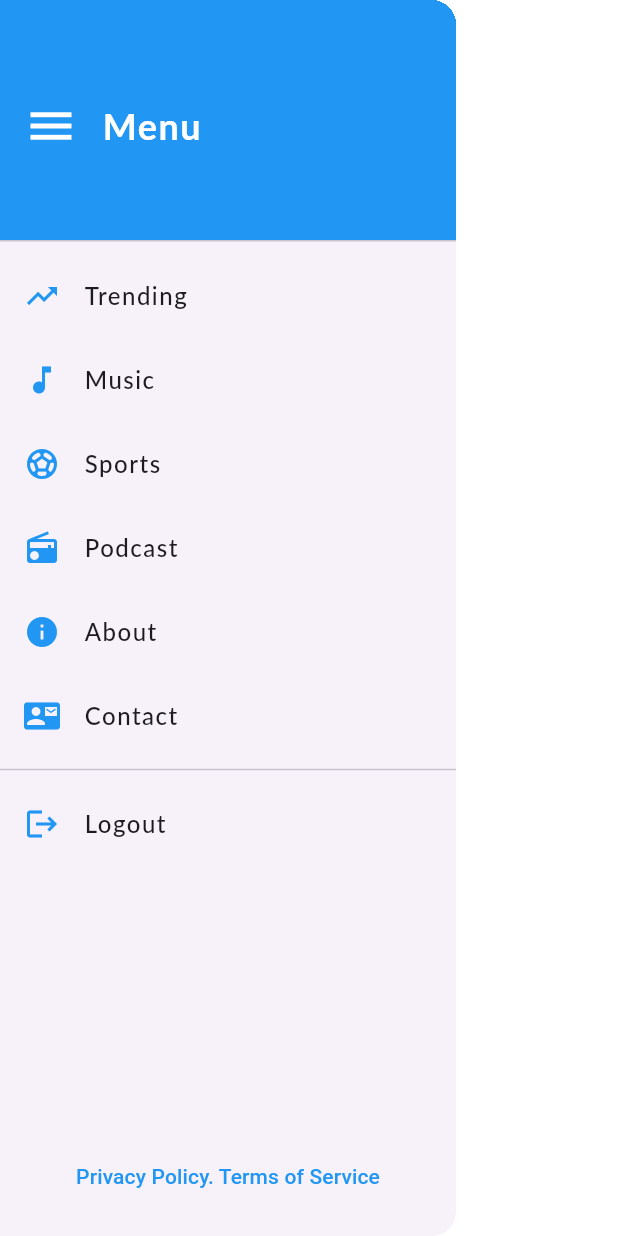
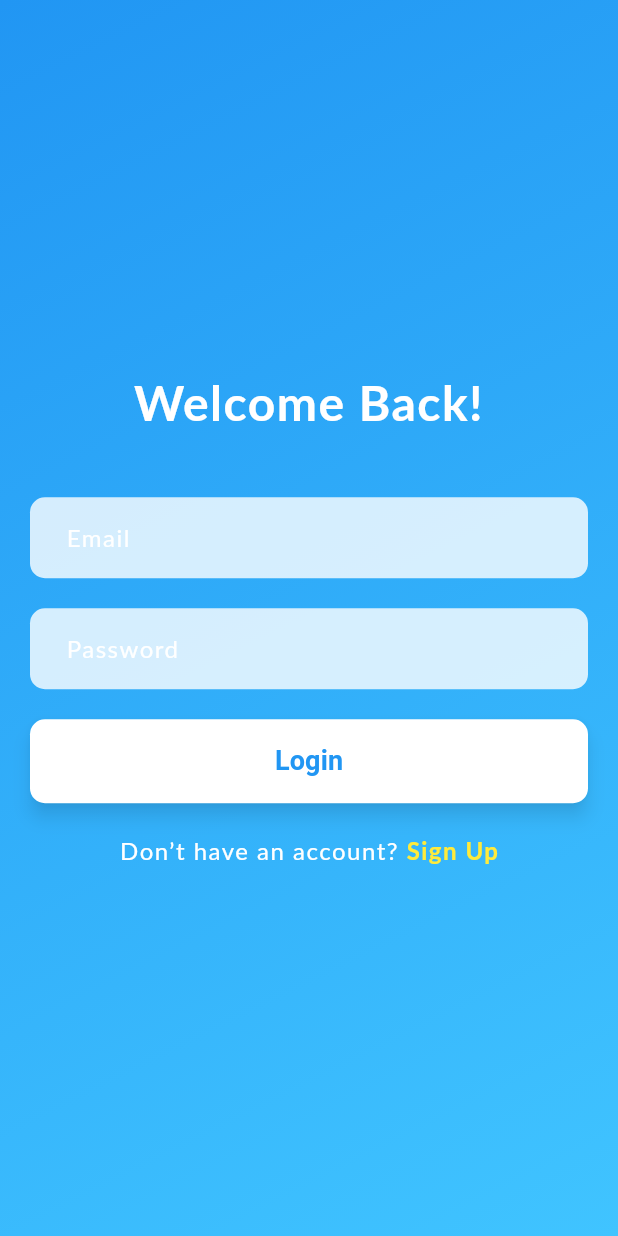
Before and after one commit to RiddickAngiela/my_tube, a Flutter app: the DrawerWithLinks widget shown alone on an empty page, opened directly, after a tap on "Logout", on a phone screen of 412 x 824 dp. Run offline on Flutter 3.47's test engine with Material 3 defaults, Android fonts, the light colour scheme and no system bars; our stand-ins replace carousel_slider, image_picker; Roboto replaces fonts that are missing (Lato).

Commit message:
adding loading theme

```diff
--- /dev/null
+++ b/lib/screens/login_screen.dart
@@ -0,0 +1,182 @@
+import 'package:flutter/material.dart';
+import 'package:my_tube/screens/signup_screen.dart'; // Import your SignupScreen
+import 'package:my_tube/screens/home_screen.dart'; // Import your HomeScreen
+
+class LoginScreen extends StatefulWidget {
+  const LoginScreen({super.key});
+
+  @override
+  // ignore: library_private_types_in_public_api
+  _LoginScreenState createState() => _LoginScreenState();
+}
+
+class _LoginScreenState extends State<LoginScreen> {
+  final _emailController = TextEditingController();
+  final _passwordController = TextEditingController();
+  bool _isLoading = false;
+
+  void _login() async {
+    setState(() {
+      _isLoading = true;
+    });
+
+    // Simulate a network call
+    await Future.delayed(const Duration(seconds: 2));
+
+    // Navigate to the homepage after successful login
+    Navigator.pushReplacement(
+      context,
+      MaterialPageRoute(builder: (context) => const HomeScreen()),
+    );
+  }
+
+  @override
+  Widget build(BuildContext context) {
+    return Scaffold(
+      body: Stack(
+        children: [
+          // Background gradient
+          Container(
+            decoration: const BoxDecoration(
+              gradient: LinearGradient(
+                colors: [Colors.blue, Colors.lightBlueAccent],
+                begin: Alignment.topLeft,
+                end: Alignment.bottomRight,
+              ),
+            ),
+          ),
+          // Main content
+          Center(
+            child: SingleChildScrollView(
+              padding: const EdgeInsets.all(20.0),
+              child: Column(
+                mainAxisAlignment: MainAxisAlignment.center,
+                crossAxisAlignment: CrossAxisAlignment.stretch,
+                children: [
+                  const Text(
+                    'Welcome Back!',
+                    textAlign: TextAlign.center,
+                    style: TextStyle(
+                      fontSize: 32,
+                      color: Colors.white,
+                      fontWeight: FontWeight.bold,
+                    ),
+                  ),
+                  const SizedBox(height: 40),
+                  // Email TextField
+                  TextField(
+                    controller: _emailController,
+                    keyboardType: TextInputType.emailAddress,
+                    style: const TextStyle(
+                        color: Colors.black), // Text color inside the input
+                    decoration: InputDecoration(
+                      labelText: 'Email',
+                      labelStyle: const TextStyle(color: Colors.white),
+                      filled: true,
+                      fillColor: Colors.white.withOpacity(0.8),
+                      border: OutlineInputBorder(
+                        borderRadius: BorderRadius.circular(10),
+                        borderSide: BorderSide.none,
+                      ),
+                      contentPadding: const EdgeInsets.symmetric(
+                          horizontal: 20, vertical: 15),
+                    ),
+                  ),
+                  const SizedBox(height: 20),
+                  // Password TextField
+                  TextField(
+                    controller: _passwordController,
+                    obscureText: true,
+                    style: const TextStyle(
+                        color: Colors.black), // Text color inside the input
+                    decoration: InputDecoration(
+                      labelText: 'Password',
+                      labelStyle: const TextStyle(color: Colors.white),
+                      filled: true,
+                      fillColor: Colors.white.withOpacity(0.8),
+                      border: OutlineInputBorder(
+                        borderRadius: BorderRadius.circular(10),
+                        borderSide: BorderSide.none,
+                      ),
+                      contentPadding: const EdgeInsets.symmetric(
+                          horizontal: 20, vertical: 15),
+                    ),
+                  ),
+                  const SizedBox(height: 20),
+                  // Login Button
+                  ElevatedButton(
+                    onPressed: _isLoading ? null : _login,
+                    style: ElevatedButton.styleFrom(
+                      foregroundColor: Colors.blue,
+                      backgroundColor: Colors.white,
+                      padding: const EdgeInsets.symmetric(
+                          vertical: 15, horizontal: 30),
+                      shape: RoundedRectangleBorder(
+                        borderRadius: BorderRadius.circular(10),
+                      ),
+                      elevation: 5,
+                      shadowColor: Colors.black
+                          .withOpacity(0.5), // Shadow color for better depth
+                    ),
+                    child: _isLoading
+                        ? const CircularProgressIndicator(
+                            valueColor:
+                                AlwaysStoppedAnimation<Color>(Colors.blue),
+                          )
+                        : const Text(
+                            'Login',
+                            style: TextStyle(
+                                fontSize: 18, fontWeight: FontWeight.bold),
+                          ),
+                  ),
+                  const SizedBox(height: 20),
+                  // Additional statement with a link to the signup page
+                  Row(
+                    mainAxisAlignment: MainAxisAlignment.center,
+                    children: [
+                      const Text(
+                        'Don’t have an account? ',
+                        style: TextStyle(
+                          color: Colors.white,
+                          fontSize: 16,
+                        ),
+                      ),
+                      GestureDetector(
+                        onTap: () {
+                          Navigator.push(
+                            context,
+                            MaterialPageRoute(
+                              builder: (context) => const SignupScreen(),
+                            ),
+                          );
+                        },
+                        child: const Text(
+                          'Sign Up',
+                          style: TextStyle(
+                            color: Colors.yellow,
+                            fontSize: 16,
+                            fontWeight: FontWeight.bold,
+                          ),
+                        ),
+                      ),
+                    ],
+                  ),
+                ],
+              ),
+            ),
+          ),
+          // Loading overlay
+          if (_isLoading)
+            Container(
+              color: Colors.black.withOpacity(0.5),
+              child: const Center(
+                child: CircularProgressIndicator(
+                  valueColor: AlwaysStoppedAnimation<Color>(Colors.white),
+                ),
+              ),
+            ),
+        ],
+      ),
+    );
+  }
+}
--- a/lib/widgets/drawer_with_links.dart
+++ b/lib/widgets/drawer_with_links.dart
@@ -6,6 +6,7 @@ import 'package:my_tube/screens/podcast_screen.dart';
 import 'package:my_tube/screens/sports_screen.dart';
 import 'package:my_tube/screens/trending_screen.dart';
 import 'package:my_tube/screens/terms_screen.dart'; // Import the TermsScreen
+import 'package:my_tube/screens/login_screen.dart'; // Import your LoginScreen
 
 class DrawerWithLinks extends StatelessWidget {
   const DrawerWithLinks({super.key});
@@ -45,8 +46,7 @@ class DrawerWithLinks extends StatelessWidget {
                 _buildLink(
                     context, 'Sports', Icons.sports_soccer, SportsScreen()),
                 _buildLink(context, 'Podcast', Icons.radio, PodcastScreen()),
-                _buildLink(context, 'About', Icons.info,
-                    const AboutPage()), // Use AboutPage here
+                _buildLink(context, 'About', Icons.info, const AboutPage()),
                 _buildLink(context, 'Contact', Icons.contact_mail,
                     const ContactScreen()),
                 const Divider(), // Add a divider before the logout option
@@ -106,8 +106,11 @@ class DrawerWithLinks extends StatelessWidget {
       ),
       onTap: () {
         // Handle the logout process here
-        // For example, you can navigate to the login screen or perform any necessary actions
-        Navigator.pushReplacementNamed(context, '/login');
+        // Navigate to the login screen
+        Navigator.pushReplacement(
+          context,
+          MaterialPageRoute(builder: (context) => const LoginScreen()),
+        );
       },
     );
   }
--- a/pubspec.yaml
+++ b/pubspec.yaml
@@ -16,6 +16,7 @@ dependencies:
   firebase_core: ^3.3.0
   http: ^1.2.2
   carousel_slider: ^5.0.0  # Updated dependency version
+  image_picker: ^1.1.2
 
 dev_dependencies:
   flutter_test:
```
Also changed, not shown: lib/main.dart (+10 -8 lines), lib/models/video.dart (+5 -2 lines), lib/screens/signup_screen.dart (added, +198 -0 lines), lib/screens/upload_screen.dart (+93 -4 lines), pubspec.lock, 5 other files.
